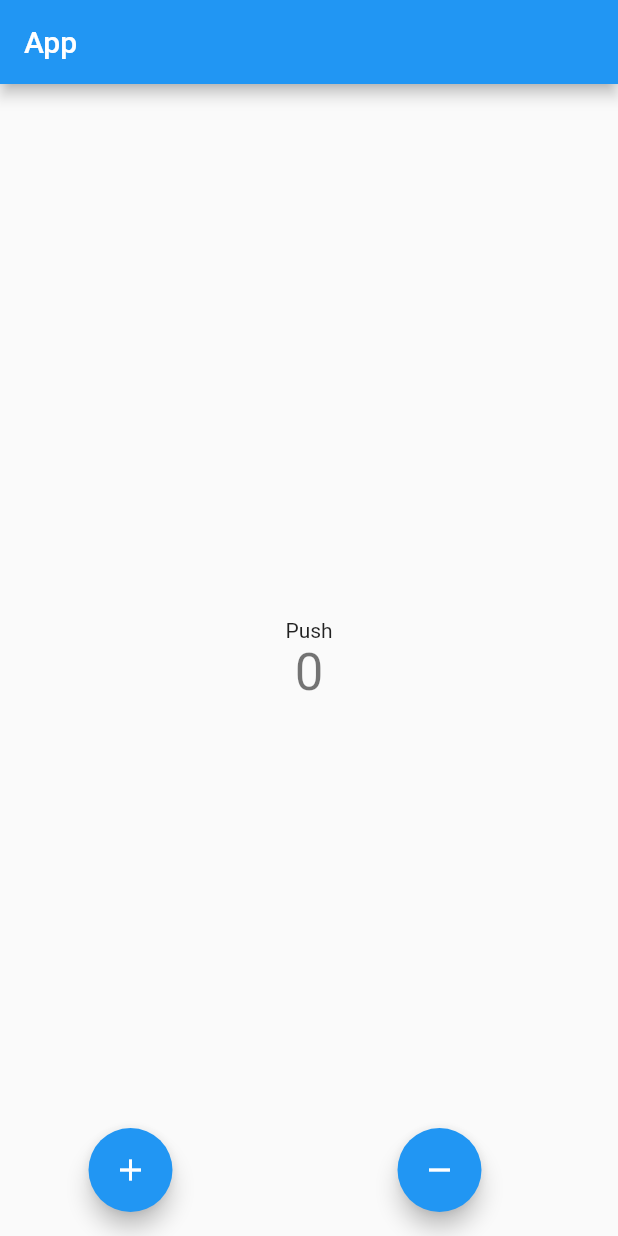
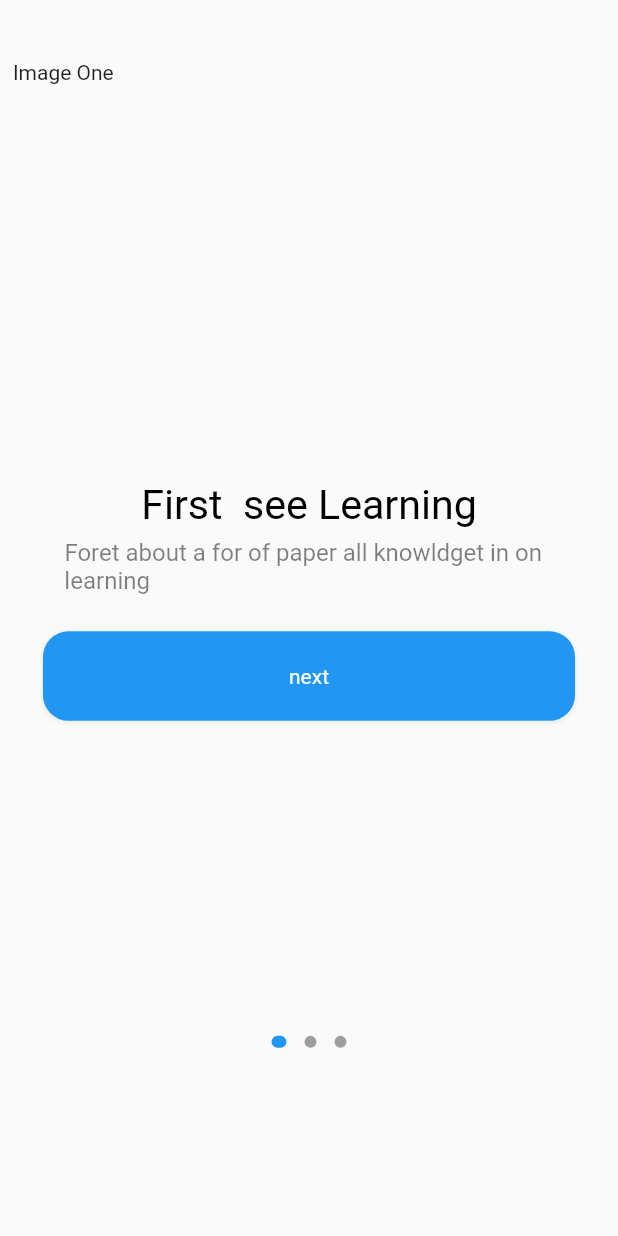
Before and after one commit to vitorfarias001/flutter-course-app, a Flutter app: the screen it shows after launch, on a phone screen of 412 x 824 dp. Run offline on Flutter 3.47's test engine with Material 2 defaults, Android fonts, the phone set to English and light mode, and no system bars; drawn by our look-alikes of dots_indicator; our stand-ins replace flutter_bloc, flutter_screenutil.

Commit message:
add pages welcome

```diff
--- a/lib/app_blocs.dart
+++ b/lib/app_blocs.dart
@@ -1,11 +1,19 @@
+// ignore_for_file: avoid_print
+
 import 'package:course_app/app_events.dart';
 import 'package:course_app/app_states.dart';
 import 'package:flutter_bloc/flutter_bloc.dart';
 
 class AppBlocs extends Bloc<AppEvents, AppStates> {
   AppBlocs() : super(InitStates()) {
-    on<Increment>((event, emit) {
-      emit(AppStates(counter: state.counter + 1));
+    on<Increment>((event, ask) {
+      ask(AppStates(counter: state.counter + 1));
+      print(state.counter);
+    });
+
+    on<Decrement>((event, ask) {
+      ask(AppStates(counter: state.counter - 1));
+      print(state.counter);
     });
   }
 }
--- a/lib/main.dart
+++ b/lib/main.dart
@@ -1,6 +1,10 @@
 import 'package:course_app/app_blocs.dart';
+import 'package:course_app/app_events.dart';
+import 'package:course_app/pages/welcome/bloc/welcome_blocs.dart';
+import 'package:course_app/pages/welcome/welcome.dart';
 import 'package:flutter/material.dart';
 import 'package:flutter_bloc/flutter_bloc.dart';
+import 'package:flutter_screenutil/flutter_screenutil.dart';
 
 void main() {
   runApp(const MyApp());
@@ -12,12 +16,13 @@ class MyApp extends StatelessWidget {
   @override
   Widget build(BuildContext context) {
     return BlocProvider(
-      create: (context) => AppBlocs(),
-      child: const MaterialApp(
-        debugShowCheckedModeBanner: false,
-        home: MyHomePage(title: 'App'),
-      ),
-    );
+        create: (context) => WelcomeBloc(),
+        child: ScreenUtilInit(
+          builder: (context, child) => const MaterialApp(
+            debugShowCheckedModeBanner: false,
+            home: Welcome(),
+          ),
+        ));
   }
 }
 
@@ -31,20 +36,6 @@ class MyHomePage extends StatefulWidget {
 }
 
 class _MyHomePageState extends State<MyHomePage> {
-  int _counter = 0;
-
-  void _incrementCounter() {
-    setState(() {
-      _counter++;
-    });
-  }
-
-  void _decrementCounter() {
-    setState(() {
-      _counter--;
-    });
-  }
-
   @override
   Widget build(BuildContext context) {
     return Scaffold(
@@ -54,12 +45,8 @@ class _MyHomePageState extends State<MyHomePage> {
       body: Center(
         child: Column(
           mainAxisAlignment: MainAxisAlignment.center,
-          children: <Widget>[
-            const Text('Push'),
-            Text(
-              '$_counter',
-              style: Theme.of(context).textTheme.headlineMedium,
-            )
+          children: const <Widget>[
+            Text('Push'),
           ],
         ),
       ),
@@ -67,12 +54,14 @@ class _MyHomePageState extends State<MyHomePage> {
         mainAxisAlignment: MainAxisAlignment.spaceAround,
         children: [
           FloatingActionButton(
-            onPressed: _incrementCounter,
+            onPressed: () =>
+                BlocProvider.of<AppBlocs>(context).add(Increment()),
             tooltip: 'Increment',
             child: const Icon(Icons.add),
           ),
           FloatingActionButton(
-            onPressed: _decrementCounter,
+            onPressed: () =>
+                BlocProvider.of<AppBlocs>(context).add(Decrement()),
             tooltip: 'Decrement',
             child: const Icon(Icons.remove),
           )
--- /dev/null
+++ b/lib/pages/welcome/bloc/welcome_blocs.dart
@@ -0,0 +1,11 @@
+import 'package:course_app/pages/welcome/bloc/welcome_events.dart';
+import 'package:course_app/pages/welcome/bloc/welcome_states.dart';
+import 'package:flutter_bloc/flutter_bloc.dart';
+
+class WelcomeBloc extends Bloc<WelcomeEvent, WelcomeState> {
+  WelcomeBloc() : super(WelcomeState()) {
+    on<WelcomeEvent>((event, emit) {
+      emit(WelcomeState(page: state.page));
+    });
+  }
+}
--- /dev/null
+++ b/lib/pages/welcome/bloc/welcome_events.dart
@@ -0,0 +1 @@
+class WelcomeEvent {}
--- /dev/null
+++ b/lib/pages/welcome/bloc/welcome_states.dart
@@ -0,0 +1,4 @@
+class WelcomeState {
+  int page = 0;
+  WelcomeState({this.page = 0});
+}
--- /dev/null
+++ b/lib/pages/welcome/welcome.dart
@@ -0,0 +1,85 @@
+// ignore_for_file: unnecessary_import, avoid_print, unnecessary_brace_in_string_interps
+
+import 'package:course_app/pages/welcome/bloc/welcome_blocs.dart';
+import 'package:course_app/pages/welcome/bloc/welcome_states.dart';
+import 'package:course_app/widgets/page_widget.dart';
+import 'package:dots_indicator/dots_indicator.dart';
+import 'package:flutter/cupertino.dart';
+import 'package:flutter/material.dart';
+import 'package:flutter_bloc/flutter_bloc.dart';
+import 'package:flutter_screenutil/flutter_screenutil.dart';
+
+class Welcome extends StatefulWidget {
+  const Welcome({Key? key}) : super(key: key);
+
+  @override
+  State<Welcome> createState() => _WelcomeState();
+}
+
+class _WelcomeState extends State<Welcome> {
+  @override
+  Widget build(BuildContext context) {
+    return Container(
+      color: Colors.white,
+      child: Scaffold(
+        body: BlocBuilder<WelcomeBloc, WelcomeState>(
+          builder: (context, state) {
+            return Container(
+              margin: EdgeInsets.only(top: 34.h),
+              width: 375.w,
+              child: Stack(
+                alignment: Alignment.topCenter,
+                children: [
+                  PageView(
+                    onPageChanged: (index) {
+                      print("index value is ${index}");
+                    },
+                    children: [
+                      page(
+                          1,
+                          context,
+                          "next",
+                          "First  see Learning",
+                          "Foret about a for of paper all knowldget in on learning",
+                          "image path"),
+                      page(
+                          2,
+                          context,
+                          "next",
+                          "Connect With Everyone",
+                          "Always keep in touch with your tutor & friend.Let's get connect",
+                          "image path"),
+                      page(
+                          3,
+                          context,
+                          "get started",
+                          "Always Fascinated Learning",
+                          "Anywhere, anytime. The Time is at your discretion so study when",
+                          "image path"),
+                    ],
+                  ),
+                  Positioned(
+                    bottom: 100.h,
+                    child: DotsIndicator(
+                      dotsCount: 3,
+                      mainAxisAlignment: MainAxisAlignment.center,
+                      decorator: DotsDecorator(
+                        color: Colors.grey,
+                        activeColor: Colors.blue,
+                        size: const Size.square(8.0),
+                        activeSize: const Size(10.0, 8.0),
+                        activeShape: RoundedRectangleBorder(
+                          borderRadius: BorderRadius.circular(5.0),
+                        ),
+                      ),
+                    ),
+                  )
+                ],
+              ),
+            );
+          },
+        ),
+      ),
+    );
+  }
+}
--- /dev/null
+++ b/lib/widgets/page_widget.dart
@@ -0,0 +1,63 @@
+// ignore_for_file: avoid_unnecessary_containers
+
+import 'package:flutter/material.dart';
+import 'package:flutter_screenutil/flutter_screenutil.dart';
+
+Widget page(int index, BuildContext context, String buttonName, String title,
+    String subTitle, String imagePath) {
+  return Column(
+    children: [
+      SizedBox(
+        width: 345.w,
+        height: 245.w,
+        child: const Text("Image One"),
+      ),
+      Container(
+        child: Text(
+          title,
+          style: TextStyle(
+              color: Colors.black,
+              fontSize: 24.sp,
+              fontWeight: FontWeight.normal),
+        ),
+      ),
+      Container(
+        width: 345.w,
+        padding: EdgeInsets.only(top: 5.h, left: 30.w, right: 30.w),
+        child: Text(
+          subTitle,
+          style: TextStyle(
+              color: Colors.black.withOpacity(0.5),
+              fontSize: 14.sp,
+              fontWeight: FontWeight.normal),
+        ),
+      ),
+      Container(
+        margin: EdgeInsets.only(top: 20.h, left: 25.w, right: 25.w),
+        width: 325.w,
+        height: 50.h,
+        decoration: BoxDecoration(
+          color: Colors.blue,
+          borderRadius: BorderRadius.all(Radius.circular(15.w)),
+          boxShadow: [
+            BoxShadow(
+              color: Colors.grey.withOpacity(0.1),
+              spreadRadius: 1,
+              blurRadius: 1,
+              offset: const Offset(0, 1),
+            ),
+          ],
+        ),
+        child: Center(
+          child: Text(
+            buttonName,
+            style: const TextStyle(
+                color: Colors.white,
+                fontSize: 14,
+                fontWeight: FontWeight.normal),
+          ),
+        ),
+      )
+    ],
+  );
+}
--- a/pubspec.yaml
+++ b/pubspec.yaml
@@ -37,6 +37,7 @@ dependencies:
   cupertino_icons: ^1.0.2
   flutter_bloc: ^8.1.3
   flutter_screenutil: ^5.7.0
+  dots_indicator: ^3.0.0
 
 dev_dependencies:
   flutter_test:
```
Also changed, not shown: pubspec.lock.
